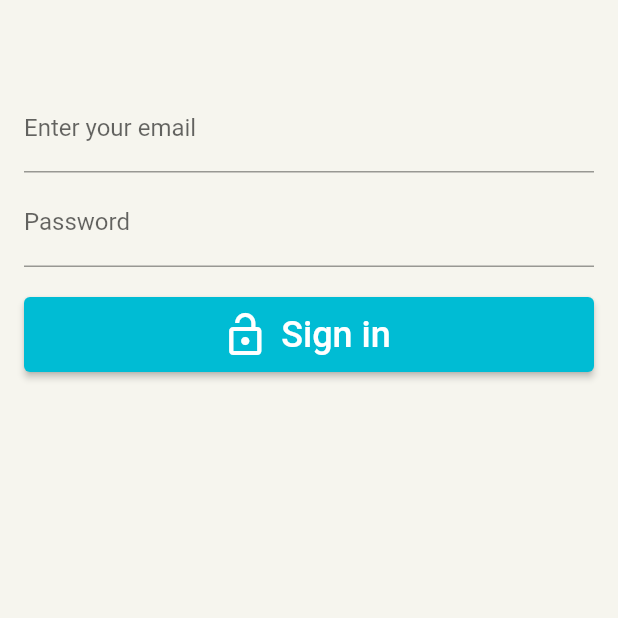
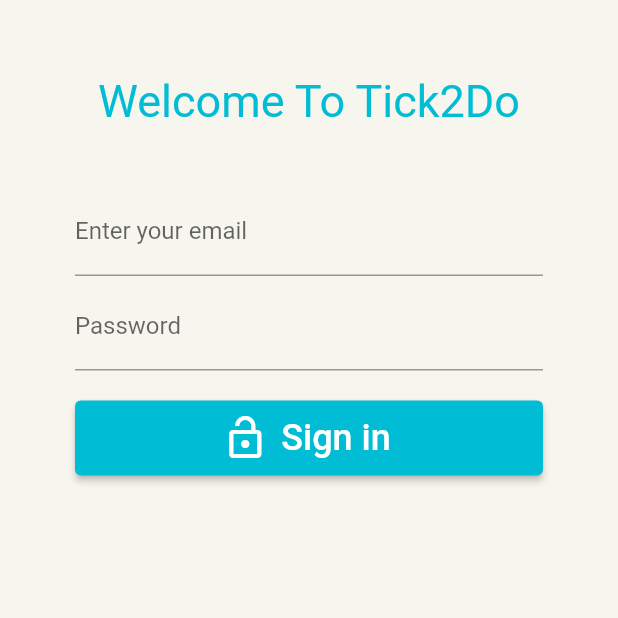
Before and after one commit to WalaaAlshaikh/Tick2DoFlutter, a Flutter app: the screen it shows after launch, after a tap on "Sign in", on a phone screen of 412 x 824 dp, the top half of it. Run offline on Flutter 3.47's test engine with Material 2 defaults, Android fonts, the phone set to English and light mode, and no system bars; our stand-ins replace cloud_firestore, firebase_auth, firebase_core, flutter_slidable; accounts and stored records are empty; network calls fail.

```diff
--- a/lib/authentication/login.dart
+++ b/lib/authentication/login.dart
@@ -1,5 +1,6 @@
 import 'package:firebase_auth/firebase_auth.dart';
 import 'package:flutter/material.dart';
+import 'package:tick2do/main.dart';
 
 class LoginWidget extends StatefulWidget {
 
@@ -18,17 +19,20 @@ class _LoginWidgetState extends State<LoginWidget> {
   }
   @override
   Widget build(BuildContext context) => SingleChildScrollView(
-    padding: EdgeInsets.all(16),
-    child: Column(
+    padding: EdgeInsets.all(50),
+    child: Center(child:
+    Column(
       mainAxisAlignment: MainAxisAlignment.center,
       children: [
+        Center(child:Text('Welcome To Tick2Do', style: TextStyle(
+          fontSize: 30, color: Colors.cyan,),) ,) ,
         SizedBox(height: 40),
         TextField(
           controller: emailController,
           cursorColor: Colors.white,
           textInputAction: TextInputAction.next,
           decoration: InputDecoration(
-            labelText: 'Enter your email'
+              labelText: 'Enter your email'
           ),
 
         ),
@@ -46,14 +50,18 @@ class _LoginWidgetState extends State<LoginWidget> {
           ),
           icon: Icon(Icons.lock_open, size: 32,color: Colors.white,),
           label: Text('Sign in',
-            style:TextStyle(fontSize: 24, color: Colors.white) ),
+              style:TextStyle(fontSize: 24, color: Colors.white) ),
           onPressed:signIn,
         ),
+        SizedBox(height: 24,)
       ],
-    ),
+    ), ) ,
   );
 
   Future signIn() async  {
+    showDialog(context: context,
+        barrierDismissible: false,
+        builder: (context)=> Center(child: CircularProgressIndicator()) );
     try{
       await FirebaseAuth.instance.signInWithEmailAndPassword(
           email: emailController.text.trim(),
@@ -63,5 +71,7 @@ class _LoginWidgetState extends State<LoginWidget> {
       print(e);
     }
 
+    navKey.currentState!.popUntil((route) => route.isFirst);
+
   }
 }
--- a/lib/main.dart
+++ b/lib/main.dart
@@ -13,6 +13,8 @@ Future main() async {
   runApp(MyApp());
 }
 
+final navKey=GlobalKey<NavigatorState>();
+
 class MyApp extends StatefulWidget {
   static final String title = 'Tick2Do';
 
@@ -25,6 +27,7 @@ class _MyAppState extends State<MyApp> {
   Widget build(BuildContext context)
   =>ChangeNotifierProvider(create: (context)=> TaskProvider(),
   child: MaterialApp(
+    navigatorKey: navKey,
         debugShowCheckedModeBanner: false,
         title: MyApp.title,
     theme: ThemeData(
```
Also changed, not shown: 3 other files.
